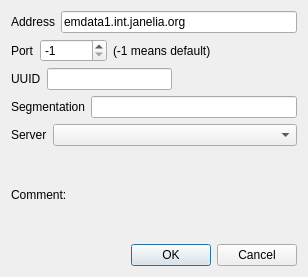
Above: neurolabi/gui/zdviddialog.ui from janelia-flyem/NeuTu before the change. Below: the same form after it.
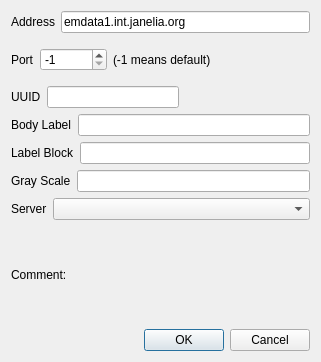
That is the form after the change.

Patch:
```diff
--- a/neurolabi/gui/zdviddialog.ui
+++ b/neurolabi/gui/zdviddialog.ui
@@ -6,8 +6,8 @@
    <rect>
     <x>0</x>
     <y>0</y>
-    <width>308</width>
-    <height>277</height>
+    <width>321</width>
+    <height>362</height>
    </rect>
   </property>
   <property name="sizePolicy">
@@ -19,10 +19,6 @@
   <property name="windowTitle">
    <string>DVID Server</string>
   </property>
-  <layout class="QVBoxLayout" name="verticalLayout_4">
-   <item>
-    <layout class="QVBoxLayout" name="verticalLayout_3">
-     <item>
       <layout class="QVBoxLayout" name="verticalLayout_2">
        <item>
         <layout class="QHBoxLayout" name="horizontalLayout_5">
@@ -130,7 +126,7 @@
          <item>
           <widget class="QLabel" name="label_7">
            <property name="text">
-            <string>Segmentation</string>
+        <string>Body Label</string>
            </property>
           </widget>
          </item>
@@ -139,6 +135,34 @@
          </item>
         </layout>
        </item>
+   <item>
+    <layout class="QHBoxLayout" name="horizontalLayout_8">
+     <item>
+      <widget class="QLabel" name="label_8">
+       <property name="text">
+        <string>Label Block</string>
+       </property>
+      </widget>
+     </item>
+     <item>
+      <widget class="QLineEdit" name="labelBlockLineEdit"/>
+     </item>
+    </layout>
+   </item>
+   <item>
+    <layout class="QHBoxLayout" name="horizontalLayout_9">
+     <item>
+      <widget class="QLabel" name="label_9">
+       <property name="text">
+        <string>Gray Scale</string>
+       </property>
+      </widget>
+     </item>
+     <item>
+      <widget class="QLineEdit" name="grayScalelineEdit"/>
+     </item>
+    </layout>
+   </item>
        <item>
         <layout class="QHBoxLayout" name="horizontalLayout_4">
          <item>
@@ -160,8 +184,6 @@
          </item>
         </layout>
        </item>
-      </layout>
-     </item>
      <item>
       <layout class="QHBoxLayout" name="horizontalLayout_6">
        <item>
@@ -183,8 +205,6 @@
           <string/>
          </property>
         </widget>
-       </item>
-      </layout>
      </item>
     </layout>
    </item>
```
Lines whose indentation alone changed are shown as unchanged.
